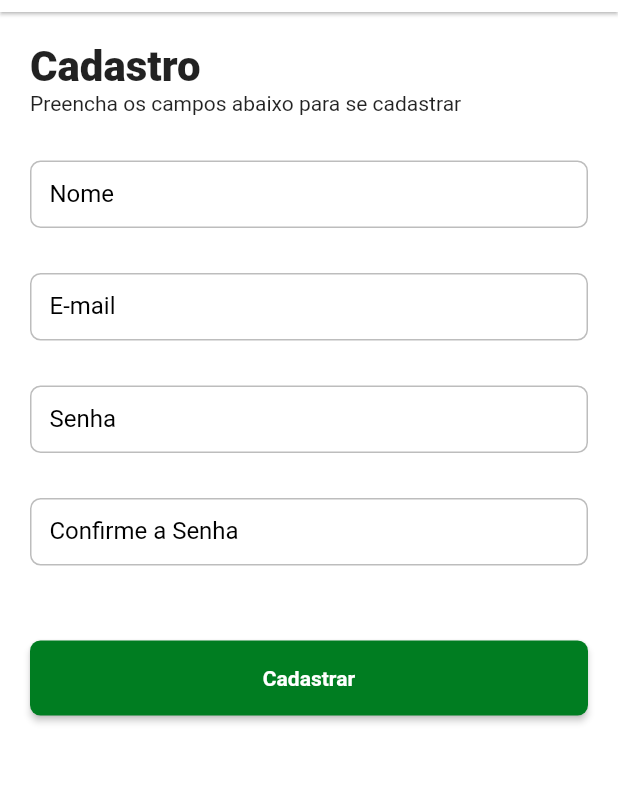
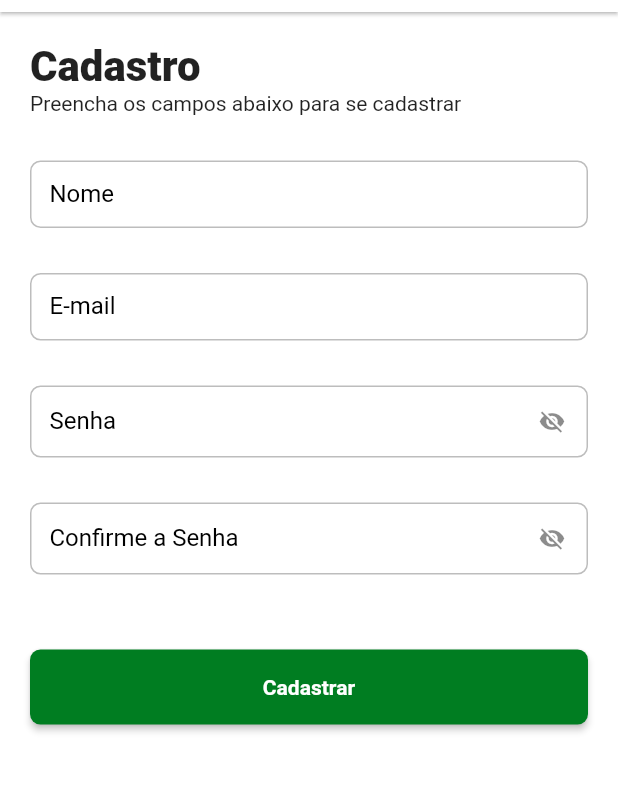
Before and after one commit to MarcosAlbrecht/deliveri_app, a Flutter app: the RegisterPage screen opened by its route, on a phone screen of 412 x 824 dp, the part 72-865 px from its top. Run offline on Flutter 3.47's test engine with Material 3 defaults, Android fonts, the phone set to English and light mode, and no system bars; our stand-ins replace bloc, dio, equatable, flutter_bloc, loading_animation_widget, shared_preferences and 1 more; missing offline and left inert: match, validatorless; accounts and stored records are empty; Roboto replaces fonts that are missing (mplus1).

Commit message:
feat: create register page and methods

```diff
--- /dev/null
+++ b/lib/app/core/exceptions/unauthorized_exception.dart
@@ -0,0 +1,5 @@
+class UnauthorizedException implements Exception {
+  final String message;
+
+  UnauthorizedException({required this.message});
+}
--- a/lib/app/core/provider/application_binding.dart
+++ b/lib/app/core/provider/application_binding.dart
@@ -1,4 +1,6 @@
 import 'package:delivery_app/app/core/rest_client/custom_dio.dart';
+import 'package:delivery_app/app/repositories/auth/auth_repository.dart';
+import 'package:delivery_app/app/repositories/auth/auth_repository_impl.dart';
 import 'package:flutter/material.dart';
 import 'package:provider/provider.dart';
 
@@ -14,6 +16,9 @@ class ApplicationBinding extends StatelessWidget {
         Provider(
           create: (context) => CustomDio(),
         ),
+        Provider<AuthRepository>(
+          create: (context) => AuthRepositoryImpl(dio: context.read()),
+        ),
       ],
       child: child,
     );
--- a/lib/app/dw9_delivery_app.dart
+++ b/lib/app/dw9_delivery_app.dart
@@ -1,7 +1,7 @@
 import 'package:delivery_app/app/core/provider/application_binding.dart';
 import 'package:delivery_app/app/core/ui/theme/theme_config.dart';
 import 'package:delivery_app/app/pages/auth/login/login_page.dart';
-import 'package:delivery_app/app/pages/auth/register/register_page.dart';
+import 'package:delivery_app/app/pages/auth/register/register_router.dart';
 import 'package:delivery_app/app/pages/home/home_router.dart';
 import 'package:delivery_app/app/pages/product_detail/product_detail_router.dart';
 import 'package:delivery_app/app/pages/splash/splash_page.dart';
@@ -22,7 +22,7 @@ class Dw9DeliveryApp extends StatelessWidget {
           '/home': (context) => HomeRouter.page,
           '/productDetail': (context) => ProductDetailRouter.page,
           '/auth/login': (context) => LoginPage(),
-          '/auth/register': (context) => RegisterPage(),
+          '/auth/register': (context) => RegisterRouter.page,
         },
       ),
     );
--- /dev/null
+++ b/lib/app/models/auth_model.dart
@@ -0,0 +1,29 @@
+import 'dart:convert';
+
+// ignore_for_file: public_member_api_docs, sort_constructors_first
+class AuthModel {
+  final String accessToken;
+  final String refreshToken;
+  AuthModel({
+    required this.accessToken,
+    required this.refreshToken,
+  });
+
+  Map<String, dynamic> toMap() {
+    return <String, dynamic>{
+      'access_token': accessToken,
+      'refresh_token': refreshToken,
+    };
+  }
+
+  factory AuthModel.fromMap(Map<String, dynamic> map) {
+    return AuthModel(
+      accessToken: map['access_token'] as String,
+      refreshToken: map['refresh_token'] as String,
+    );
+  }
+
+  String toJson() => json.encode(toMap());
+
+  factory AuthModel.fromJson(String source) => AuthModel.fromMap(json.decode(source) as Map<String, dynamic>);
+}
--- /dev/null
+++ b/lib/app/pages/auth/register/register_controller.dart
@@ -0,0 +1,23 @@
+import 'dart:developer';
+
+import 'package:delivery_app/app/pages/auth/register/register_state.dart';
+import 'package:delivery_app/app/repositories/auth/auth_repository.dart';
+import 'package:flutter_bloc/flutter_bloc.dart';
+
+class RegisterController extends Cubit<RegisterState> {
+  final AuthRepository _authRepository;
+
+  RegisterController(this._authRepository) : super(RegisterState.initial());
+
+  Future<void> register(String name, String email, String password) async {
+    emit(state.copyWith(status: RegisterStatus.register));
+
+    try {
+      await _authRepository.register(name: name, email: email, password: password);
+      emit(state.copyWith(status: RegisterStatus.success));
+    } catch (e, s) {
+      log('Erro ao registrar usuário', error: e, stackTrace: s);
+      emit(state.copyWith(status: RegisterStatus.error));
+    }
+  }
+}
--- a/lib/app/pages/auth/register/register_page.dart
+++ b/lib/app/pages/auth/register/register_page.dart
@@ -1,14 +1,67 @@
+import 'package:delivery_app/app/core/ui/base_state/base_state.dart';
 import 'package:delivery_app/app/core/ui/styles/text_styles.dart';
 import 'package:delivery_app/app/core/ui/widgets/delivery_appbar.dart';
 import 'package:delivery_app/app/core/ui/widgets/delivery_button.dart';
+import 'package:delivery_app/app/pages/auth/register/register_controller.dart';
+import 'package:delivery_app/app/pages/auth/register/register_state.dart';
 import 'package:flutter/material.dart';
+import 'package:flutter_bloc/flutter_bloc.dart';
+import 'package:validatorless/validatorless.dart';
 
-class RegisterPage extends StatelessWidget {
+class RegisterPage extends StatefulWidget {
   const RegisterPage({super.key});
 
   @override
+  State<RegisterPage> createState() => _RegisterPageState();
+}
+
+class _RegisterPageState extends BaseState<RegisterPage, RegisterController> {
+  final _formKey = GlobalKey<FormState>();
+  final _nameEC = TextEditingController();
+  final _emailEC = TextEditingController();
+  final _passwordEC = TextEditingController();
+  bool _obscureText = true;
+  bool _obscureTextConfirm = true;
+
+  @override
+  void dispose() {
+    _nameEC.dispose();
+    _emailEC.dispose();
+    _passwordEC.dispose();
+    super.dispose();
+  }
+
+  void obscureText() {
+    return setState(() {
+      _obscureText = !_obscureText;
+    });
+  }
+
+  void obscureTextConfirm() {
+    return setState(() {
+      _obscureTextConfirm = !_obscureTextConfirm;
+    });
+  }
+
+  @override
   Widget build(BuildContext context) {
-    return Scaffold(
+    return BlocListener<RegisterController, RegisterState>(
+      listener: (context, state) {
+        state.status.matchAny(
+          any: () => hideLoader(),
+          register: () => showLoader(),
+          error: () {
+            hideLoader();
+            showError('Erro ao registrar usuário');
+          },
+          success: () {
+            hideLoader();
+            showSuccess('Cadastro realizado com sucesso!');
+            Navigator.pop(context);
+          },
+        );
+      },
+      child: Scaffold(
         appBar: DeliveryAppbar(),
 
         body: SafeArea(
@@ -16,6 +69,7 @@ class RegisterPage extends StatelessWidget {
             child: Padding(
               padding: const EdgeInsets.all(20),
               child: Form(
+                key: _formKey,
                 child: Column(
                   crossAxisAlignment: CrossAxisAlignment.start,
                   children: [
@@ -35,6 +89,8 @@ class RegisterPage extends StatelessWidget {
                         label: Text('Nome'),
                         border: OutlineInputBorder(),
                       ),
+                      validator: Validatorless.required('Nome obrigatório'),
+                      controller: _nameEC,
                     ),
                     const SizedBox(
                       height: 30,
@@ -44,24 +100,52 @@ class RegisterPage extends StatelessWidget {
                         label: Text('E-mail'),
                         border: OutlineInputBorder(),
                       ),
+                      validator: Validatorless.multiple([
+                        Validatorless.required('E-mail obrigatório'),
+                        Validatorless.email('E-mail inválido'),
+                      ]),
+                      controller: _emailEC,
                     ),
                     const SizedBox(
                       height: 30,
                     ),
                     TextFormField(
-                    decoration: const InputDecoration(
-                      label: Text('Senha'),
-                      border: OutlineInputBorder(),
+                      decoration: InputDecoration(
+                        label: const Text('Senha'),
+                        border: const OutlineInputBorder(),
+                        suffixIcon: IconButton(
+                          onPressed: () => obscureText(),
+                          icon: Icon(
+                            _obscureText ? Icons.visibility_off : Icons.remove_red_eye,
                           ),
+                        ),
+                      ),
+                      validator: Validatorless.multiple([
+                        Validatorless.required('Senha obrigatória'),
+                        Validatorless.min(6, 'Senha deve ter pelo menos 6 caracteres'),
+                      ]),
+                      obscureText: _obscureText,
+                      controller: _passwordEC,
                     ),
                     const SizedBox(
                       height: 30,
                     ),
                     TextFormField(
-                    decoration: const InputDecoration(
-                      label: Text('Confirme a Senha'),
-                      border: OutlineInputBorder(),
+                      decoration: InputDecoration(
+                        label: const Text('Confirme a Senha'),
+                        border: const OutlineInputBorder(),
+                        suffixIcon: IconButton(
+                          onPressed: () => obscureTextConfirm(),
+                          icon: Icon(
+                            _obscureTextConfirm ? Icons.visibility_off : Icons.remove_red_eye,
                           ),
+                        ),
+                      ),
+                      obscureText: _obscureTextConfirm,
+                      validator: Validatorless.multiple([
+                        Validatorless.required('Confirmação de senha obrigatória'),
+                        Validatorless.compare(_passwordEC, 'Senhas não conferem'),
+                      ]),
                     ),
                     const SizedBox(
                       height: 50,
@@ -69,7 +153,16 @@ class RegisterPage extends StatelessWidget {
                     Center(
                       child: DeliveryButton(
                         width: double.infinity,
-                      onPressed: () {},
+                        onPressed: () {
+                          final valid = _formKey.currentState?.validate() ?? false;
+                          if (valid) {
+                            controller.register(
+                              _nameEC.text,
+                              _emailEC.text,
+                              _passwordEC.text,
+                            );
+                          }
+                        },
                         label: 'Cadastrar',
                       ),
                     ),
@@ -79,6 +172,7 @@ class RegisterPage extends StatelessWidget {
             ),
           ),
         ),
+      ),
     );
   }
 }
--- /dev/null
+++ b/lib/app/pages/auth/register/register_router.dart
@@ -0,0 +1,17 @@
+import 'package:delivery_app/app/pages/auth/register/register_controller.dart';
+import 'package:delivery_app/app/pages/auth/register/register_page.dart';
+import 'package:flutter/material.dart';
+import 'package:provider/provider.dart';
+
+class RegisterRouter {
+  RegisterRouter._();
+
+  static Widget get page => MultiProvider(
+    providers: [
+      Provider(
+        create: (context) => RegisterController(context.read()),
+      ),
+    ],
+    child: RegisterPage(),
+  );
+}
--- /dev/null
+++ b/lib/app/pages/auth/register/register_state.dart
@@ -0,0 +1,30 @@
+// ignore_for_file: public_member_api_docs, sort_constructors_first
+import 'package:match/match.dart';
+
+part 'register_state.g.dart';
+
+@match
+enum RegisterStatus {
+  initial,
+  register,
+  success,
+  error,
+}
+
+class RegisterState {
+  final RegisterStatus status;
+
+  RegisterState({
+    required this.status,
+  });
+
+  RegisterState.initial() : status = RegisterStatus.initial;
+
+  RegisterState copyWith({
+    RegisterStatus? status,
+  }) {
+    return RegisterState(
+      status: status ?? this.status,
+    );
+  }
+}
--- a/pubspec.yaml
+++ b/pubspec.yaml
@@ -46,6 +46,7 @@ dependencies:
   match: ^0.4.1
   auto_size_text: ^3.0.0
   shared_preferences: ^2.5.4
+  validatorless: ^1.2.5
 
 dev_dependencies:
   flutter_test:
```
Also changed, not shown: lib/app/repositories/auth/auth_repository.dart (added, +14 -0 lines), lib/app/repositories/auth/auth_repository_impl.dart (added, +58 -0 lines), lib/app/pages/auth/register/register_state.g.dart (added), pubspec.lock. Lines whose indentation alone changed are shown as unchanged.
